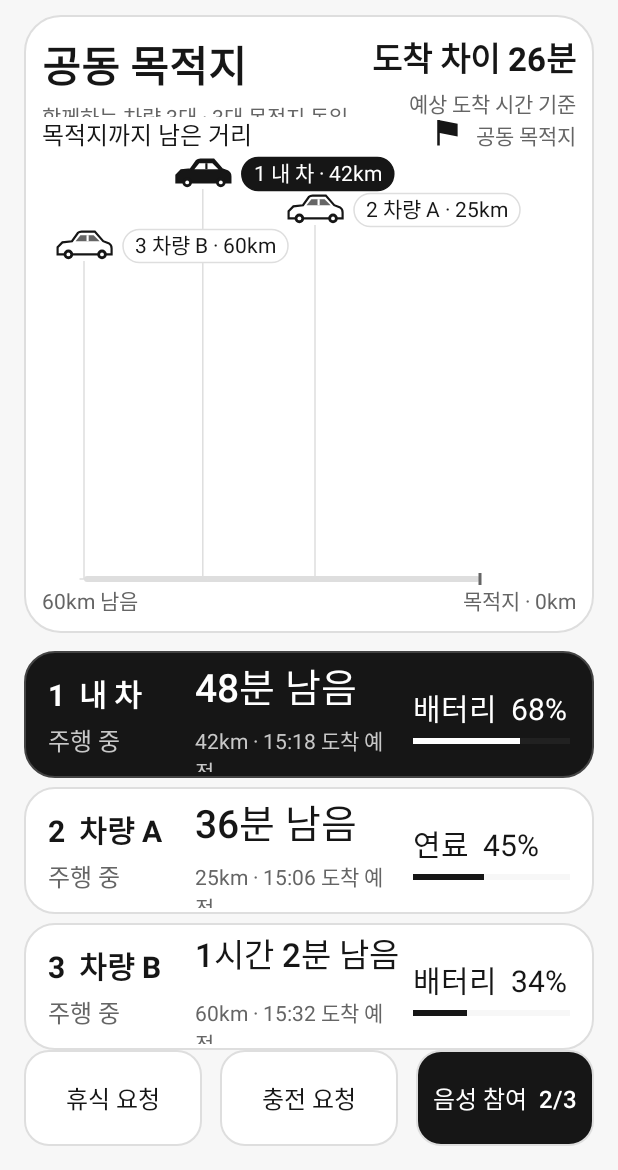
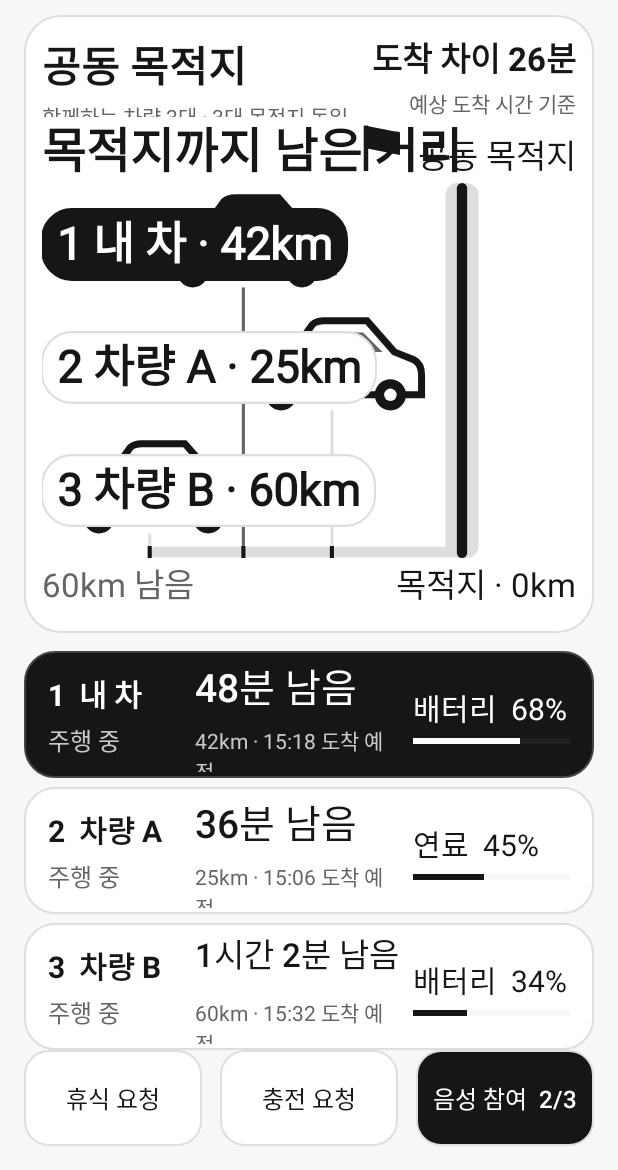
Before and after one commit to HYUNDAI-APP-PROJ/CoDrive, an Android app: the screen it shows after launch (DrivingStatusActivity), on a phone screen of 412 x 824 dp, the part 66-1236 px from its top. Run offline under Robolectric (Android 15) with nearby library versions, the phone set to English and light mode, and no system bars.

Commit message:
fix: 거리 비교 글씨와 차량 아이콘 가독성 개선

```diff
--- a/app/src/main/java/com/codrive/convoy/ui/RemainingDistanceTrack.java
+++ b/app/src/main/java/com/codrive/convoy/ui/RemainingDistanceTrack.java
@@ -12,16 +12,14 @@ import com.codrive.convoy.data.model.VehicleStatus;
 import java.util.ArrayList;
 import java.util.List;
 
-/** Cars and labels may change lanes vertically; their distance-based x coordinates never move. */
+/** Vehicle rows share one distance axis; their distance-based x coordinates never move. */
 public final class RemainingDistanceTrack extends View {
     private static final class Marker {
         final String label;
         final boolean own;
         final float position;
         final RectF labelBounds = new RectF();
-        final RectF bounds = new RectF();
         float x, y;
-        int lane;
 
         Marker(String label, boolean own, float position) {
             this.label = label;
@@ -38,7 +36,8 @@ public final class RemainingDistanceTrack extends View {
     private final String heading;
     private String maxDistanceLabel = "", excludedLabel = "";
     private boolean compact;
-    private float left, right, baseline;
+    private float left, right, baseline, laneTop;
+    private float labelSize, headingSize, axisSize, carScale, detailScale;
 
     public RemainingDistanceTrack(Context context, AttributeSet attrs) {
         super(context, attrs);
@@ -90,35 +89,43 @@ public final class RemainingDistanceTrack extends View {
     }
 
     private void layoutMarkers() {
-        compact = getWidth() / getResources().getDisplayMetrics().density < 1000;
-        left = dp(28); right = Math.max(left, getWidth() - dp(64));
-        baseline = getHeight() - dp(excludedLabel.isEmpty() ? 24 : 42);
-        paint.setTextSize(sp(compact ? 14 : 16));
+        float density = getResources().getDisplayMetrics().density;
+        compact = getWidth() / density < 1000;
+        float height = getHeight() / density;
+        boolean spacious = getWidth() / density >= 1400 && height >= 300;
+        labelSize = spacious ? 36 : height >= 240 ? 30 : height >= 170 ? 24 : height >= 145 ? 18 : 16;
+        headingSize = spacious ? 36 : height >= 240 ? 32 : height >= 170 ? 28 : height >= 145 ? 22 : 20;
+        axisSize = spacious ? 24 : height >= 240 ? 22 : height >= 170 ? 20 : height >= 145 ? 18 : 16;
+        detailScale = axisSize / 16;
+        laneTop = dp(headingSize + 12);
+        float bottomSpace = excludedLabel.isEmpty() ? axisSize <= 16 ? 32 : axisSize + 20 : axisSize * 2 + 22;
+        baseline = Math.max(laneTop, getHeight() - dp(bottomSpace));
+        float rowHeight = (baseline - laneTop) / Math.max(1, markers.size());
+        carScale = Math.max(0.8f, Math.min(2.6f, Math.min(height / 125f, (rowHeight / density - 4) / 24f)));
+        left = dp(23 * carScale + 12);
+        right = Math.max(left, getWidth() - dp(compact ? 76 : spacious ? 132 : 108));
+        paint.setFakeBoldText(true);
+        paint.setTextSize(sp(labelSize));
+        float textHeight = paint.descent() - paint.ascent();
+        if (textHeight > rowHeight - dp(4)) {
+            labelSize = Math.max(16, labelSize * Math.max(dp(16), rowHeight - dp(4)) / textHeight);
+            paint.setTextSize(sp(labelSize));
+            textHeight = paint.descent() - paint.ascent();
+        }
+        float labelHeight = Math.max(textHeight, Math.min(textHeight + dp(12), rowHeight - dp(1)));
+        float labelOffset = dp(23 * carScale + 16);
         for (int i = 0; i < markers.size(); i++) {
             Marker marker = markers.get(i);
             marker.x = left + marker.position * (right - left);
-            float width = paint.measureText(marker.label) + dp(16);
-            float labelLeft = marker.x + dp(26);
-            if (labelLeft + width > getWidth()) labelLeft = marker.x - dp(26) - width;
+            marker.y = laneTop + rowHeight * (i + 0.5f);
+            float width = paint.measureText(marker.label) + dp(20);
+            float labelLeft = marker.x + labelOffset;
+            if (labelLeft + width > getWidth()) labelLeft = marker.x - labelOffset - width;
             labelLeft = Math.max(0, labelLeft);
-            float start = Math.min(marker.x - dp(20), labelLeft);
-            float end = Math.max(marker.x + dp(20), labelLeft + width);
-            int lane = 0;
-            for (; lane < 2; lane++) {
-                boolean collision = false;
-                for (int j = 0; j < i; j++) {
-                    Marker previous = markers.get(j);
-                    if (previous.lane == lane && start < previous.bounds.right + dp(8)
-                            && end > previous.bounds.left - dp(8)) collision = true;
-                }
-                if (!collision) break;
-            }
-            marker.lane = lane;
-            float top = dp(27 + lane * 24);
-            marker.y = top + dp(11);
-            marker.labelBounds.set(labelLeft, top, labelLeft + width, top + dp(22));
-            marker.bounds.set(start, top, end, top + dp(22));
+            marker.labelBounds.set(labelLeft, marker.y - labelHeight / 2,
+                    labelLeft + width, marker.y + labelHeight / 2);
         }
+        paint.setFakeBoldText(false);
     }
 
     private void text(Canvas canvas, String text, float x, float y, int color, float size, Paint.Align align) {
@@ -129,53 +136,64 @@ public final class RemainingDistanceTrack extends View {
     @Override protected void onDraw(Canvas canvas) {
         super.onDraw(canvas);
         int ink = color(R.color.convoy_ink), muted = color(R.color.convoy_muted), line = color(R.color.convoy_line);
-        text(canvas, heading, 0, dp(18), ink, compact ? 16 : 18, Paint.Align.LEFT);
+        paint.setFakeBoldText(true);
+        text(canvas, heading, 0, dp(headingSize + 2), ink, headingSize, Paint.Align.LEFT);
+        paint.setFakeBoldText(false);
         if (markers.isEmpty()) {
-            text(canvas, "거리 정보를 기다리는 중", getWidth() / 2f, getHeight() / 2f + dp(18), muted, 18, Paint.Align.CENTER);
+            text(canvas, "거리 정보를 기다리는 중", getWidth() / 2f, getHeight() / 2f + dp(18), muted, labelSize, Paint.Align.CENTER);
             return;
         }
 
-        text(canvas, "공동 목적지", getWidth(), dp(18), muted, 14, Paint.Align.RIGHT);
-        float flagX = getWidth() - paint.measureText("공동 목적지") - dp(25);
-        canvas.save(); canvas.translate(flagX, dp(2)); canvas.scale(dp(0.85f), dp(0.85f));
+        text(canvas, "공동 목적지", getWidth(), dp(headingSize + 2), ink, axisSize, Paint.Align.RIGHT);
+        float flagScale = 1.1f * detailScale;
+        float flagX = getWidth() - paint.measureText("공동 목적지") - dp(15 * flagScale + 12);
+        canvas.save(); canvas.translate(flagX, dp(headingSize + 4 - 20 * flagScale));
+        canvas.scale(dp(flagScale), dp(flagScale));
         paint.setColor(ink); canvas.drawPath(destinationFlag, paint);
         paint.setStrokeWidth(2); canvas.drawLine(0, 0, 0, 20, paint); canvas.restore();
 
         paint.setColor(line);
-        canvas.drawRoundRect(left, baseline - dp(2), right, baseline + dp(2), dp(2), dp(2), paint);
-        paint.setColor(muted); paint.setStrokeWidth(dp(2));
-        canvas.drawLine(right, baseline - dp(4), right, baseline + dp(4), paint);
-        text(canvas, maxDistanceLabel, 0, baseline + dp(20), muted, 14, Paint.Align.LEFT);
-        text(canvas, "목적지 · 0km", getWidth(), baseline + dp(20), muted, 14, Paint.Align.RIGHT);
+        float axisHalfWidth = dp(2.5f * detailScale);
+        canvas.drawRoundRect(left, baseline - axisHalfWidth, right, baseline + axisHalfWidth, axisHalfWidth, axisHalfWidth, paint);
+        // The common destination is a prominent vertical rail shared by every vehicle row.
+        canvas.drawRoundRect(right - dp(8 * detailScale), laneTop, right + dp(8 * detailScale), baseline + dp(4), dp(8), dp(8), paint);
+        paint.setColor(ink);
+        canvas.drawRoundRect(right - axisHalfWidth, laneTop, right + axisHalfWidth, baseline + dp(4), axisHalfWidth, axisHalfWidth, paint);
+        text(canvas, maxDistanceLabel, 0, baseline + dp(axisSize + 8), muted, axisSize, Paint.Align.LEFT);
+        text(canvas, "목적지 · 0km", getWidth(), baseline + dp(axisSize + 8), ink, axisSize, Paint.Align.RIGHT);
 
         // Draw connectors first so another vehicle's connector never crosses over a car or label.
-        paint.setColor(line); paint.setStrokeWidth(dp(1));
         for (int i = 0; i < markers.size(); i++) {
             Marker marker = markers.get(i);
-            canvas.drawLine(marker.x, marker.y + dp(10), marker.x, baseline, paint);
-            canvas.drawLine(marker.x - dp(3), baseline, marker.x + dp(3), baseline, paint);
+            paint.setColor(marker.own ? muted : line); paint.setStrokeWidth(dp(1.5f * detailScale));
+            canvas.drawLine(marker.x, marker.y + dp(11 * carScale), marker.x, baseline, paint);
+            paint.setColor(ink); paint.setStrokeWidth(dp(2 * detailScale));
+            canvas.drawLine(marker.x, baseline - dp(4), marker.x, baseline + dp(4), paint);
         }
         for (int i = 0; i < markers.size(); i++) {
             Marker marker = markers.get(i);
             drawCar(canvas, marker, ink);
             int fill = color(marker.own ? R.color.convoy_own : R.color.convoy_surface);
             paint.setStyle(Paint.Style.FILL); paint.setColor(fill);
-            canvas.drawRoundRect(marker.labelBounds, dp(11), dp(11), paint);
-            paint.setStyle(Paint.Style.STROKE); paint.setStrokeWidth(dp(1));
+            float radius = Math.min(dp(20), marker.labelBounds.height() / 2);
+            canvas.drawRoundRect(marker.labelBounds, radius, radius, paint);
+            paint.setStyle(Paint.Style.STROKE); paint.setStrokeWidth(dp(detailScale));
             paint.setColor(marker.own ? fill : line);
-            canvas.drawRoundRect(marker.labelBounds, dp(11), dp(11), paint);
-            paint.setTextSize(sp(compact ? 14 : 16));
+            canvas.drawRoundRect(marker.labelBounds, radius, radius, paint);
+            paint.setTextSize(sp(labelSize));
+            paint.setFakeBoldText(true);
             float textY = marker.labelBounds.centerY() - (paint.ascent() + paint.descent()) / 2;
             text(canvas, marker.label, marker.labelBounds.centerX(), textY,
-                    marker.own ? color(R.color.convoy_own_ink) : ink, compact ? 14 : 16, Paint.Align.CENTER);
+                    marker.own ? color(R.color.convoy_own_ink) : ink, labelSize, Paint.Align.CENTER);
+            paint.setFakeBoldText(false);
         }
-        if (!excludedLabel.isEmpty()) text(canvas, excludedLabel, 0, getHeight() - dp(3), muted, 14, Paint.Align.LEFT);
+        if (!excludedLabel.isEmpty()) text(canvas, excludedLabel, 0, getHeight() - dp(6), muted, axisSize, Paint.Align.LEFT);
     }
 
     private void drawCar(Canvas canvas, Marker marker, int ink) {
         int fill = color(marker.own ? R.color.convoy_own : R.color.convoy_surface);
         int window = color(marker.own ? R.color.convoy_own_ink : R.color.convoy_muted);
-        canvas.save(); canvas.translate(marker.x, marker.y); canvas.scale(dp(0.8f), dp(0.8f));
+        canvas.save(); canvas.translate(marker.x, marker.y); canvas.scale(dp(carScale), dp(carScale));
         paint.setStyle(Paint.Style.FILL); paint.setColor(fill); canvas.drawPath(carBody, paint);
         paint.setStyle(Paint.Style.STROKE); paint.setStrokeWidth(1.8f); paint.setColor(ink);
         canvas.drawPath(carBody, paint);
```
